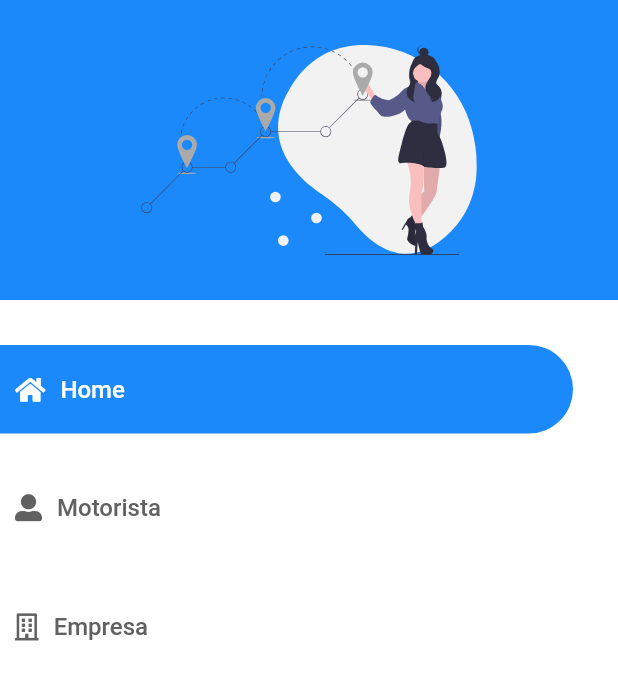
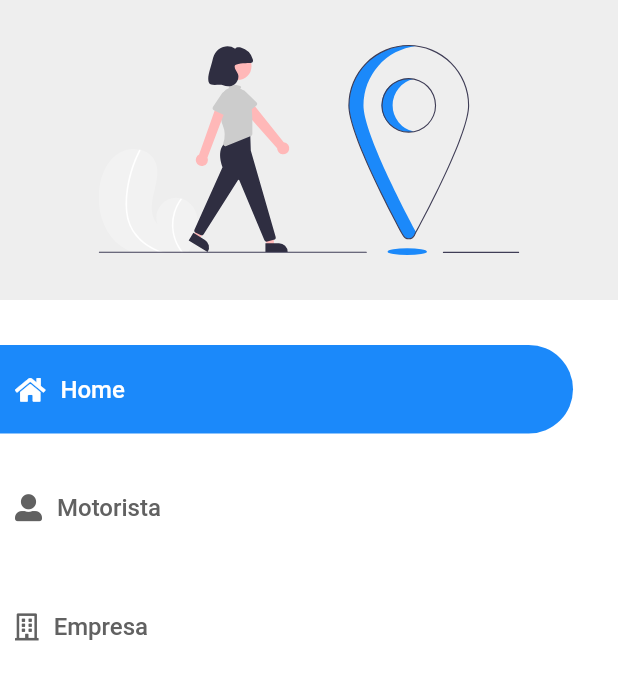
Before and after one commit to rudineizilio/BuscaBus-app, a Flutter app: the MenuScreen widget shown alone on an empty page, opened directly, on a phone screen of 412 x 824 dp. Shown: the top 680 px of the screen. Run offline on Flutter 3.47's test engine with Material 2 defaults, Android fonts, the phone set to English and light mode, and no system bars; our stand-ins replace cloud_firestore, firebase_core, flushbar, flutter_mobx, flutter_svg, font_awesome_flutter and 6 more; accounts and stored records are empty; generated files the repository leaves out were written again.

Commit message:
Altera svgs

```diff
--- a/lib/screens/home/widgets/menu.dart
+++ b/lib/screens/home/widgets/menu.dart
@@ -33,7 +33,8 @@ class _MenuScreenState extends State<MenuScreen> {
             width: double.infinity,
             child: SvgPicture.asset('lib/assets/images/people_location.svg'),
             decoration: BoxDecoration(
-              color: Theme.of(context).accentColor,
+              // color: Theme.of(context).accentColor,
+              color: Colors.grey[200]
             ),
           ),
           Expanded(
```
Also changed, not shown: lib/assets/images/login.svg, lib/assets/images/people_location.svg.
